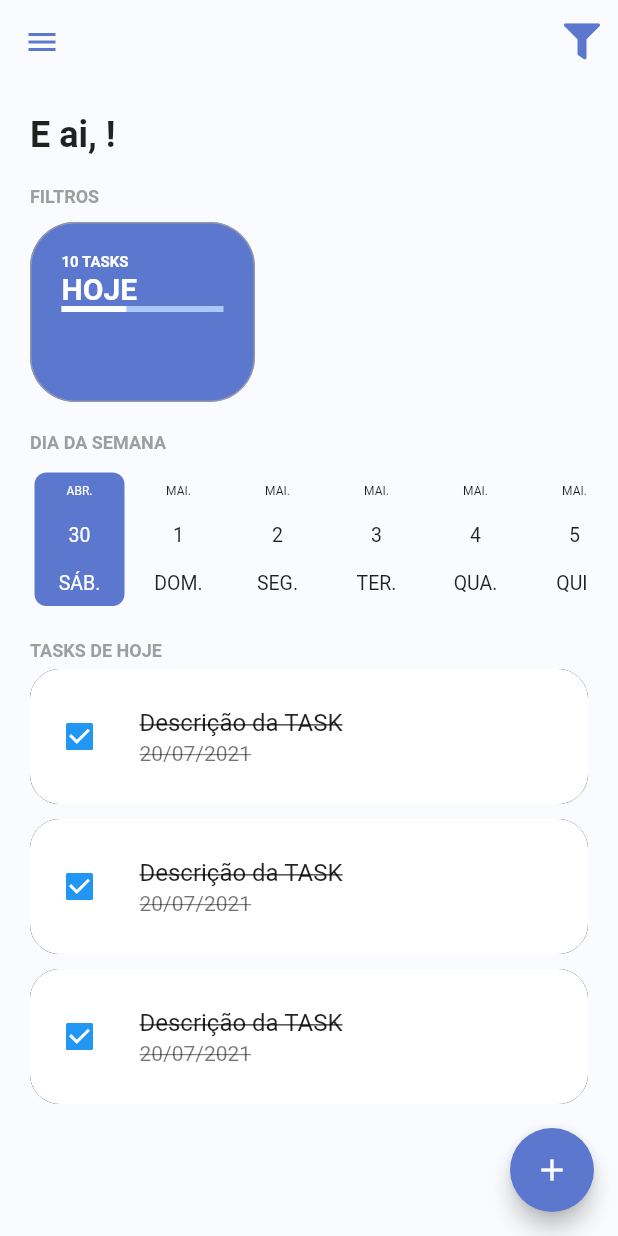
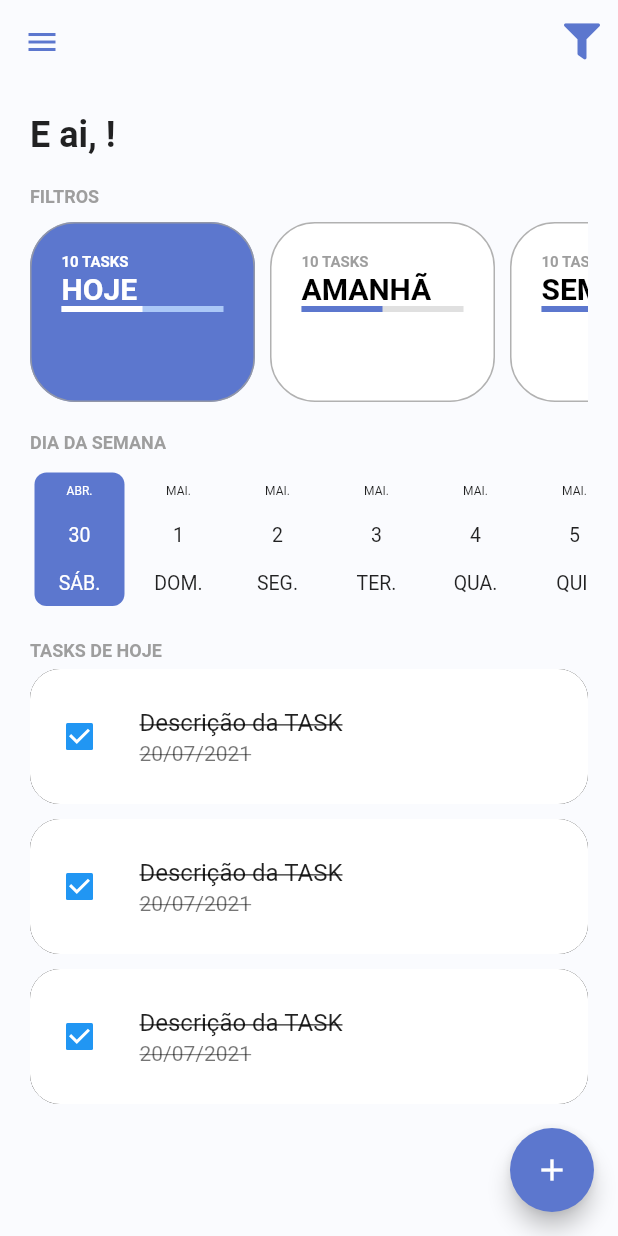
Before and after one commit to brunozupp/modulo_17_todo_list, a Flutter app: the screen it shows once a user with an empty profile is signed in, on a phone screen of 412 x 824 dp. Run offline on Flutter 3.47's test engine with Material 2 defaults, Android fonts, the phone set to English and light mode, and no system bars; drawn by our look-alikes of date_picker_timeline; our stand-ins replace firebase_auth, firebase_core, flutter_signin_button, google_fonts, google_sign_in, sqflite and 2 more; missing offline and left inert: flutter_overlay_loader, validatorless; accounts and stored records are empty; network calls fail; Roboto replaces fonts that are missing (Mandali).

Commit message:
Implementando componente de Filtros de dias

```diff
--- /dev/null
+++ b/lib/app/models/task_filter_enum.dart
@@ -0,0 +1,5 @@
+enum TaskFilterEnum {
+  today,
+  tomorrow,
+  week,
+}
--- /dev/null
+++ b/lib/app/models/total_tasks_model.dart
@@ -0,0 +1,10 @@
+class TotalTasksModel {
+
+   final int totalTasks;
+   final int totalTasksFinish;
+
+  TotalTasksModel({
+    required this.totalTasks,
+    required this.totalTasksFinish,
+  });
+}
--- /dev/null
+++ b/lib/app/modules/home/home_controller.dart
@@ -0,0 +1,7 @@
+import 'package:modulo_17_todo_list/app/core/notifier/default_change_notifier.dart';
+import 'package:modulo_17_todo_list/app/models/task_filter_enum.dart';
+
+class HomeController extends DefaultChangeNotifier {
+
+  var filterSelected = TaskFilterEnum.today;
+}
--- a/lib/app/modules/home/home_module.dart
+++ b/lib/app/modules/home/home_module.dart
@@ -1,9 +1,16 @@
 import 'package:modulo_17_todo_list/app/core/modules/todo_list_module.dart';
+import 'package:modulo_17_todo_list/app/modules/home/home_controller.dart';
 import 'package:modulo_17_todo_list/app/modules/home/home_page.dart';
+import 'package:provider/provider.dart';
 
 class HomeModule extends TodoListModule {
 
   HomeModule() : super(
+    bindings: [
+      ChangeNotifierProvider(
+        create: (context) => HomeController(),
+      ),
+    ],
     routers: {
       "/home": (context) => const HomePage(),
     }
--- a/lib/app/modules/home/widgets/home_filters.dart
+++ b/lib/app/modules/home/widgets/home_filters.dart
@@ -1,15 +1,16 @@
 import 'package:flutter/material.dart';
 import 'package:modulo_17_todo_list/app/core/ui/theme_extensions.dart';
+import 'package:modulo_17_todo_list/app/models/task_filter_enum.dart';
+import 'package:modulo_17_todo_list/app/models/total_tasks_model.dart';
+import 'package:modulo_17_todo_list/app/modules/home/home_controller.dart';
 import 'package:modulo_17_todo_list/app/modules/home/widgets/todo_card_filter.dart';
+import 'package:provider/provider.dart';
 
-class HomeFilters extends StatefulWidget {
-  const HomeFilters({ Key? key }) : super(key: key);
+class HomeFilters extends StatelessWidget {
 
-  @override
-  State<HomeFilters> createState() => _HomeFiltersState();
-}
+  const HomeFilters({Key? key}) : super(key: key);
 
-class _HomeFiltersState extends State<HomeFilters> {
+
   @override
   Widget build(BuildContext context) {
     return Column(
@@ -26,7 +27,39 @@ class _HomeFiltersState extends State<HomeFilters> {
           scrollDirection: Axis.horizontal,
           child: Row(
             children: [
-              TodoCardFilter(),
+              TodoCardFilter(
+                label: "HOJE",
+                taskFilter: TaskFilterEnum.today,
+                totalTasksModel: TotalTasksModel(
+                  totalTasks: 10,
+                  totalTasksFinish: 5,
+                ),
+                selected: context.select<HomeController,TaskFilterEnum>((value) {
+                  return value.filterSelected;
+                }) == TaskFilterEnum.today,
+              ),
+              TodoCardFilter(
+                label: "AMANHÃ",
+                taskFilter: TaskFilterEnum.tomorrow,
+                totalTasksModel: TotalTasksModel(
+                  totalTasks: 10,
+                  totalTasksFinish: 5,
+                ),
+                selected: context.select<HomeController,TaskFilterEnum>((value) {
+                  return value.filterSelected;
+                }) == TaskFilterEnum.tomorrow,
+              ),
+              TodoCardFilter(
+                label: "SEMANA",
+                taskFilter: TaskFilterEnum.week,
+                totalTasksModel: TotalTasksModel(
+                  totalTasks: 10,
+                  totalTasksFinish: 5,
+                ),
+                selected: context.select<HomeController,TaskFilterEnum>((value) {
+                  return value.filterSelected;
+                }) == TaskFilterEnum.week,
+              ),
             ],
           ),
         ),
--- a/lib/app/modules/home/widgets/todo_card_filter.dart
+++ b/lib/app/modules/home/widgets/todo_card_filter.dart
@@ -1,27 +1,52 @@
 import 'package:flutter/material.dart';
+
 import 'package:modulo_17_todo_list/app/core/ui/theme_extensions.dart';
+import 'package:modulo_17_todo_list/app/models/task_filter_enum.dart';
+import 'package:modulo_17_todo_list/app/models/total_tasks_model.dart';
 
-class TodoCardFilter extends StatefulWidget {
-  const TodoCardFilter({ Key? key }) : super(key: key);
+class TodoCardFilter extends StatelessWidget {
 
-  @override
-  State<TodoCardFilter> createState() => _TodoCardFilterState();
-}
+  final String label;
+  final TaskFilterEnum taskFilter;
+  final TotalTasksModel? totalTasksModel;
+  final bool selected;
 
-class _TodoCardFilterState extends State<TodoCardFilter> {
+  const TodoCardFilter({
+    Key? key,
+    required this.label,
+    required this.taskFilter,
+    this.totalTasksModel,
+    required this.selected,
+  }) : super(key: key);
+
+  double _getPercentFinish() {
+
+    final total = totalTasksModel?.totalTasks ?? 0.0;
+
+    final totalFinish = totalTasksModel?.totalTasksFinish ?? 0.1;
+
+    if(total == 0) {
+      return 0;
+    }
+
+    final percent = (totalFinish * 100) / total;
+
+    return percent / 100;
+  }
+
   @override
   Widget build(BuildContext context) {
     return Container(
-      constraints: BoxConstraints(
+      constraints: const BoxConstraints(
         minHeight: 120,
         maxWidth: 150,
       ),
-      margin: EdgeInsets.only(
+      margin: const EdgeInsets.only(
         right: 10,
       ),
-      padding: EdgeInsets.all(20),
+      padding: const EdgeInsets.all(20),
       decoration: BoxDecoration(
-        color: context.primaryColor,
+        color: selected ? context.primaryColor : Colors.white,
         border: Border.all(
           width: 1,
           color: Colors.grey.withOpacity(0.8),
@@ -32,24 +57,39 @@ class _TodoCardFilterState extends State<TodoCardFilter> {
         crossAxisAlignment: CrossAxisAlignment.start,
         children: [
           Text(
-            "10 TASKS",
+            "${totalTasksModel?.totalTasks ?? 0} TASKS",
             style: context.titleStyle.copyWith(
               fontSize: 10,
-              color: Colors.white,
+              color: selected ? Colors.white : Colors.grey,
             ),
           ),
           Text(
-            "HOJE",
+            label,
             style: TextStyle(
               fontSize: 20,
               fontWeight: FontWeight.bold,
-              color: Colors.white,
+              color: selected ? Colors.white : Colors.black,
             ),
           ),
-          LinearProgressIndicator(
-            backgroundColor: context.primaryColorLight,
-            valueColor: const AlwaysStoppedAnimation<Color>(Colors.white),
-            value: 0.4,
+          TweenAnimationBuilder<double>(
+            duration: const Duration(
+              seconds: 1,
+            ),
+            tween: Tween(
+              begin: 0.0,
+              end: _getPercentFinish(),
+            ),
+            builder: (context,value,child) {
+              return LinearProgressIndicator(
+                backgroundColor: selected
+                  ? context.primaryColorLight
+                  : Colors.grey.shade300,
+                valueColor: AlwaysStoppedAnimation<Color>(
+                  selected ? Colors.white : context.primaryColor
+                ),
+                value: value,
+              );
+            },
           ),
         ],
       ),
```
